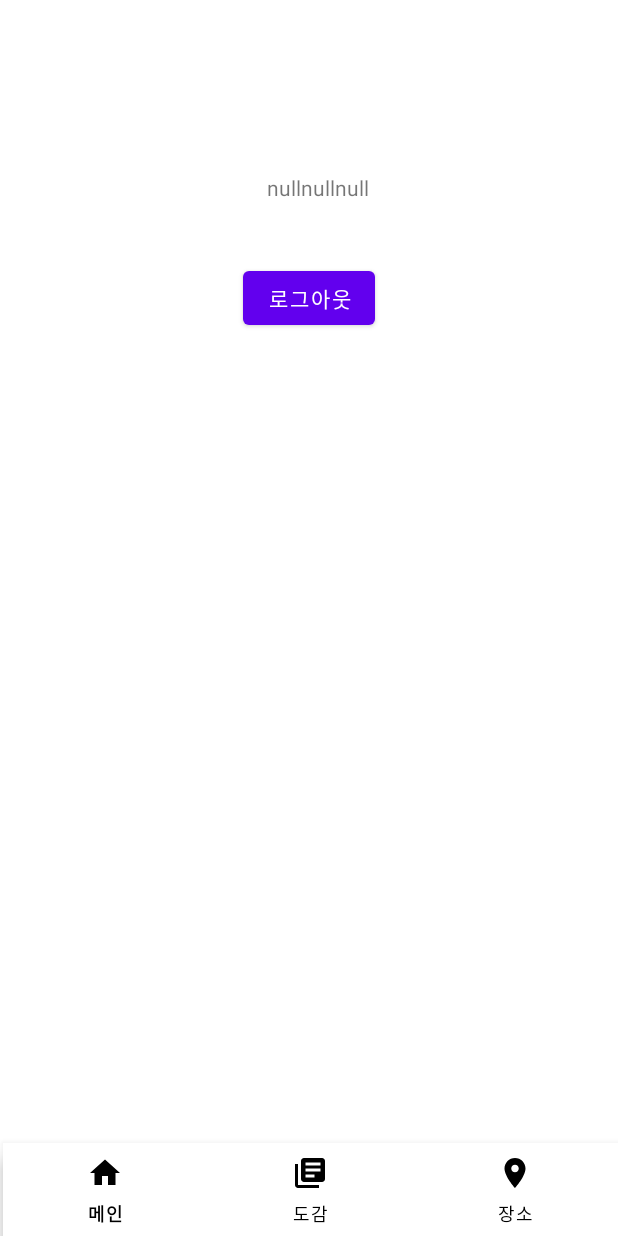
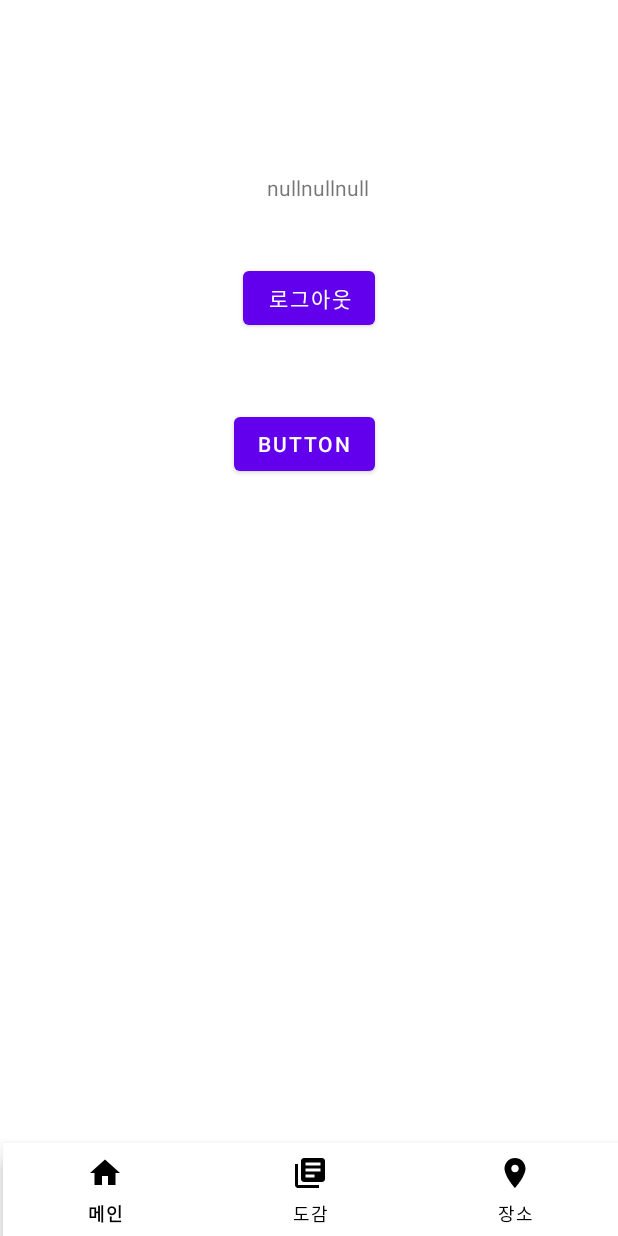
Before and after one commit to dkekzhs/SmartProjectApp, an Android app: the MainActivity screen opened directly, with no data from a screen before it, on a phone screen of 412 x 824 dp. Run offline under Robolectric (Android 15) with nearby library versions, the phone set to English and light mode, and no system bars; libraries missing offline, so code that uses them is left out: com.dinuscxj.progressbar, com.kakao.usermgmt; network calls fail.

Commit message:
고치는중

```diff
--- a/app/build.gradle
+++ b/app/build.gradle
@@ -47,4 +47,5 @@ dependencies {
     implementation 'com.google.maps.android:android-maps-utils:2.2.0'
     implementation 'androidx.cardview:cardview:1.0.0'
     implementation 'com.google.android.material:material:1.3.0'
+    implementation 'com.dinuscxj:circleprogressbar:1.3.0' // CircleProgressBar
 }
--- a/app/src/main/AndroidManifest.xml
+++ b/app/src/main/AndroidManifest.xml
@@ -6,7 +6,7 @@
     <uses-permission android:name="android.permission.ACCESS_FINE_LOCATION" /> <!-- 인터넷 사용 권한 설정 -->
     <uses-permission android:name="android.permission.INTERNET" />
     <uses-permission android:name="android.permission.ACCESS_NETWORK_STATE" />
-
+    <uses-permission android:name="com.google.android.gms.permission.ACTIVITY_RECOGNITION" />
     <application
         android:name=".GlobalApplication"
         android:allowBackup="true"
@@ -39,7 +39,7 @@
         <activity android:name=".Activity.RegisterActivity" />
         <activity android:name=".Activity.loginActivity"/>
 
-        <activity android:name=".Fragment.DiteTipFragment" />
+
         <activity android:name=".Diet.diet3" />
         <activity android:name=".Diet.diet2" />
         <activity android:name=".Diet.diet1" />
--- a/app/src/main/java/com/SMP/dodamdodam/Activity/MainActivity.java
+++ b/app/src/main/java/com/SMP/dodamdodam/Activity/MainActivity.java
@@ -12,6 +12,7 @@ import android.widget.Toast;
 import com.SMP.dodamdodam.Fragment.DietTipFragment;
 import com.SMP.dodamdodam.Fragment.ToworkFragment;
 import com.SMP.dodamdodam.Fragment.UserFragment;
+import com.SMP.dodamdodam.Fragment.WorkCountFragment;
 import com.SMP.dodamdodam.R;
 import com.SMP.dodamdodam.SharedPreferenceBean;
 import com.google.android.material.bottomnavigation.BottomNavigationView;
@@ -23,7 +24,7 @@ public class MainActivity extends AppCompatActivity {
     private UserFragment frag1;
     private DietTipFragment frag2;
     private ToworkFragment frag3;
-
+    private WorkCountFragment frag4;
     private long backKeyPressedTime = 0;
     private Toast toast;
     @Override
@@ -80,7 +81,7 @@ public class MainActivity extends AppCompatActivity {
         frag2 = new DietTipFragment();
         setFrag(0); // 첫 프래그먼트 화면을 무엇으로 지정해줄 것인지 선택.
         frag3 = new ToworkFragment();
-
+        frag4 = new WorkCountFragment();
     }
 
 
@@ -101,7 +102,10 @@ public class MainActivity extends AppCompatActivity {
                 ft.replace(R.id.MainFrame,  frag3);
                 ft.commit();
                 break;
-
+            case 3:
+                ft.replace(R.id.MainFrame,frag4);
+                ft.commit();
+                break;
 
         }
     }
--- a/app/src/main/java/com/SMP/dodamdodam/Fragment/UserFragment.java
+++ b/app/src/main/java/com/SMP/dodamdodam/Fragment/UserFragment.java
@@ -22,7 +22,7 @@ import com.kakao.usermgmt.callback.LogoutResponseCallback;
 
 public class UserFragment extends Fragment {
     TextView getid;
-    Button btn_logout;
+    Button btn_logout,btn_calOpen;
     private View view;
     String UserEmail="",UserPlatform="",UserName="";
 
@@ -61,6 +61,13 @@ public class UserFragment extends Fragment {
                 }
             }
         });
+        btn_calOpen = getView().findViewById(R.id.btn_calopen);
+        btn_calOpen.setOnClickListener(new View.OnClickListener() {
+            @Override
+            public void onClick(View v) {
+
+            }
+        });
     }
 
 
--- a/app/src/main/java/com/SMP/dodamdodam/Fragment/WorkCountFragment.java
+++ b/app/src/main/java/com/SMP/dodamdodam/Fragment/WorkCountFragment.java
@@ -1,4 +1,5 @@
 package com.SMP.dodamdodam.Fragment;
+
 
 import android.content.Context;
 import android.hardware.Sensor;
@@ -7,58 +8,99 @@ import android.hardware.SensorEventListener;
 import android.hardware.SensorManager;
 import android.os.Bundle;
 
+import androidx.fragment.app.Fragment;
+
+import android.util.Log;
+import android.view.LayoutInflater;
+import android.view.View;
+import android.view.ViewGroup;
+import android.widget.Button;
 import android.widget.TextView;
 import android.widget.Toast;
 
-import androidx.appcompat.app.AppCompatActivity;
-
 import com.SMP.dodamdodam.R;
 
-public class WorkCountFragment extends AppCompatActivity implements SensorEventListener {
+import static android.content.Context.SENSOR_SERVICE;
+import static androidx.core.content.ContextCompat.getSystemService;
 
+
+/**
+ * A simple {@link Fragment} subclass.
+ */
+
+//가속도 센서 만보기 계산 API
+//-->  https://copycoding.tistory.com/5?category=1014356
+public class WorkCountFragment extends Fragment {
+    Button mReset;
+    TextView mwalknum;
+    //현재 걸음 수
+    private int mSteps = 0;
+    //리스너가 등록되고 난 후의 step count
+    private int mCounterSteps = 0;
+
+
+    //센서 연결을 위한 변수
     private SensorManager sensorManager;
-    private Sensor stepDetectorSensor;
-    TextView tvStepDetector;
-    private int mStepDetector;
+    //private Sensor accelerormeterSensor;
+    private Sensor stepCountSensor;
+    SensorEventListener listener;
+
+    private View view;
+
+
+    public WorkCountFragment() {
+        // Required empty public constructor
+    }
+
 
     @Override
-    protected void onCreate(Bundle savedInstanceState) {
-        super.onCreate(savedInstanceState);
-        setContentView(R.layout.fragment_pedometer);
+    public View onCreateView(LayoutInflater inflater, ViewGroup container,
+                             Bundle savedInstanceState) {
+        view = inflater.inflate(R.layout.fragment_pedometer, container, false);
 
-        tvStepDetector = (TextView)findViewById(R.id.sensor);
-        sensorManager = (SensorManager)getSystemService(Context.SENSOR_SERVICE);
-        stepDetectorSensor = sensorManager.getDefaultSensor(Sensor.TYPE_STEP_DETECTOR);
-        if(stepDetectorSensor == null) {
-            Toast.makeText(this, "No Step Detect Sensor", Toast.LENGTH_SHORT).show();
+        //센서 연결[걸음수 센서를 이용한 흔듬 감지]
+        sensorManager = (SensorManager) getActivity().getSystemService(Context.SENSOR_SERVICE);
+        //accelerormeterSensor = sensorManager.getDefaultSensor(Sensor.TYPE_ACCELEROMETER);
+        stepCountSensor = sensorManager.getDefaultSensor(Sensor.TYPE_STEP_COUNTER);
+
+        if (stepCountSensor == null) {
+            //Toast.makeText(this,"No Step Detect Sensor",Toast.LENGTH_SHORT).show();
         }
+        mwalknum = view.findViewById(R.id.sensor);
+
+        //초기화 버튼 : 다시 숫자를 0으로 만들어준다.
+       /* listener = new SensorEventListener() {
+            @Override
+
+                if (event.sensor.getType() == Sensor.TYPE_STEP_COUNTER) {
+
+                    //stepcountsenersor는 앱이 꺼지더라도 초기화 되지않는다. 그러므로 우리는 초기값을 가지고 있어야한다.
+                    if (mCounterSteps < 1) {
+                        // initial value
+                        mCounterSteps = (int) event.values[0];
+                    }
+                    //리셋 안된 값 + 현재값 - 리셋 안된 값
+                    mSteps = (int) event.values[0] - mCounterSteps;
+                    mwalknum.setText(Integer.toString(mSteps));
+                    Log.i("log: ", "New step detected by STEP_COUNTER sensor. Total step count: " + mSteps);
+                }
+        }
+
     }
-
-    @Override
-    protected void onResume() {
-        super.onResume();
-        sensorManager.registerListener(this, stepDetectorSensor, SensorManager.SENSOR_DELAY_UI);
-    }
-
-    @Override
-    protected void onPause() {
-        super.onPause();
-        sensorManager.unregisterListener(this);
-    }
-
-    @Override
-    public void onSensorChanged(SensorEvent event) {
-        if(event.sensor.getType() == Sensor.TYPE_STEP_DETECTOR) {
-            if(event.values[0] == 1.0f) {
-                mStepDetector++;
-                tvStepDetector.setText("Step Detect : " + String.valueOf(mStepDetector));
+        public void onStart () {
+            super.onStart();
+            if (stepCountSensor != null) {
+                //센서의 속도 설정
+                sensorManager.registerListener(listener, stepCountSensor, SensorManager.SENSOR_DELAY_GAME);
             }
         }
+        public void onStop () {
+            super.onStop();
+            if (sensorManager != null) {
+                sensorManager.unregisterListener(listener);
+            }
+        }
+    }*/
+        return view;
     }
-
-    @Override
-    public void onAccuracyChanged(Sensor sensor, int accuracy) {
-
-    }
-
 }
--- a/app/src/main/res/layout/fragment_pedometer.xml
+++ b/app/src/main/res/layout/fragment_pedometer.xml
@@ -4,14 +4,15 @@
     xmlns:tools="http://schemas.android.com/tools"
     android:layout_width="match_parent"
     android:layout_height="match_parent"
+    tools:context=".Activity.MainActivity"
     >
 
     <TextView
         android:id="@+id/sensor"
-        android:textSize="100sp"
         android:layout_width="wrap_content"
         android:layout_height="wrap_content"
         android:text="0"
+        android:textSize="30sp"
         app:layout_constraintBottom_toBottomOf="parent"
         app:layout_constraintLeft_toLeftOf="parent"
         app:layout_constraintRight_toRightOf="parent"
--- a/app/src/main/res/layout/fragment_user.xml
+++ b/app/src/main/res/layout/fragment_user.xml
@@ -26,4 +26,13 @@
         app:layout_constraintStart_toStartOf="parent"
         app:layout_constraintTop_toBottomOf="@+id/getid" />
 
+    <Button
+        android:id="@+id/btn_calopen"
+        android:layout_width="wrap_content"
+        android:layout_height="wrap_content"
+        android:layout_marginTop="49dp"
+        android:text="Button"
+        app:layout_constraintEnd_toEndOf="@+id/btn_logout"
+        app:layout_constraintTop_toBottomOf="@+id/btn_logout" />
+
 </androidx.constraintlayout.widget.ConstraintLayout>
```
